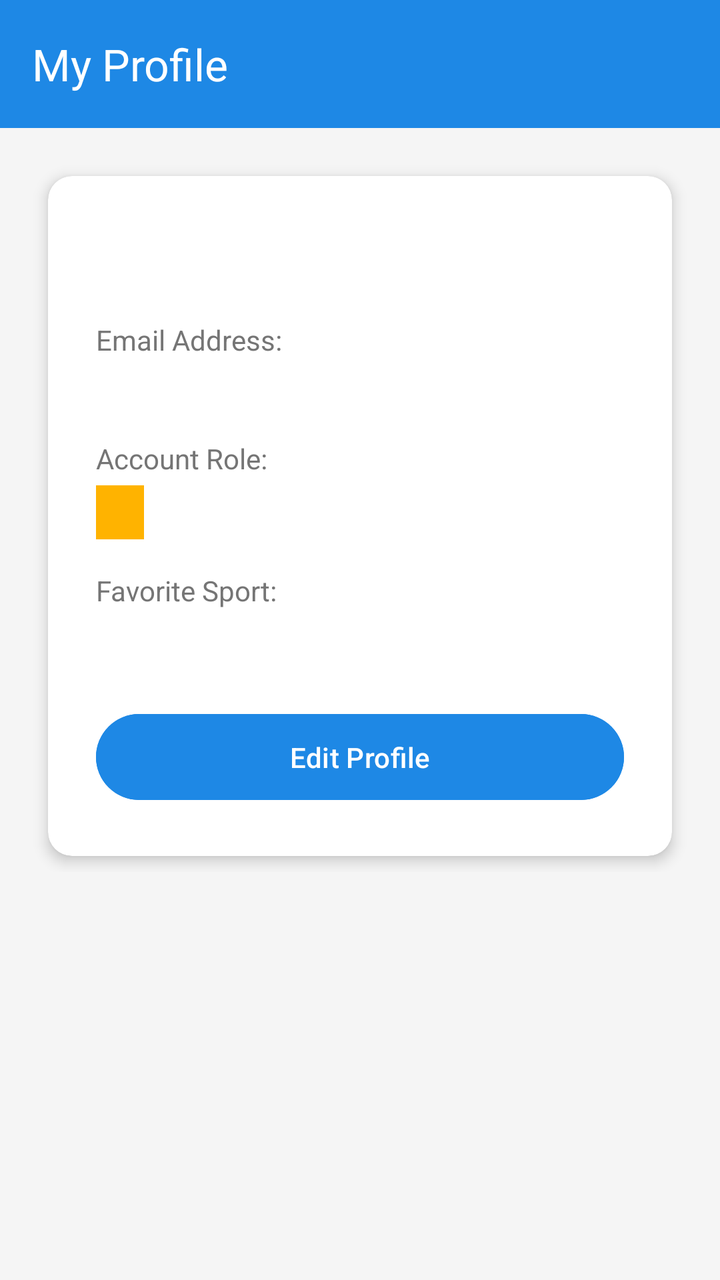
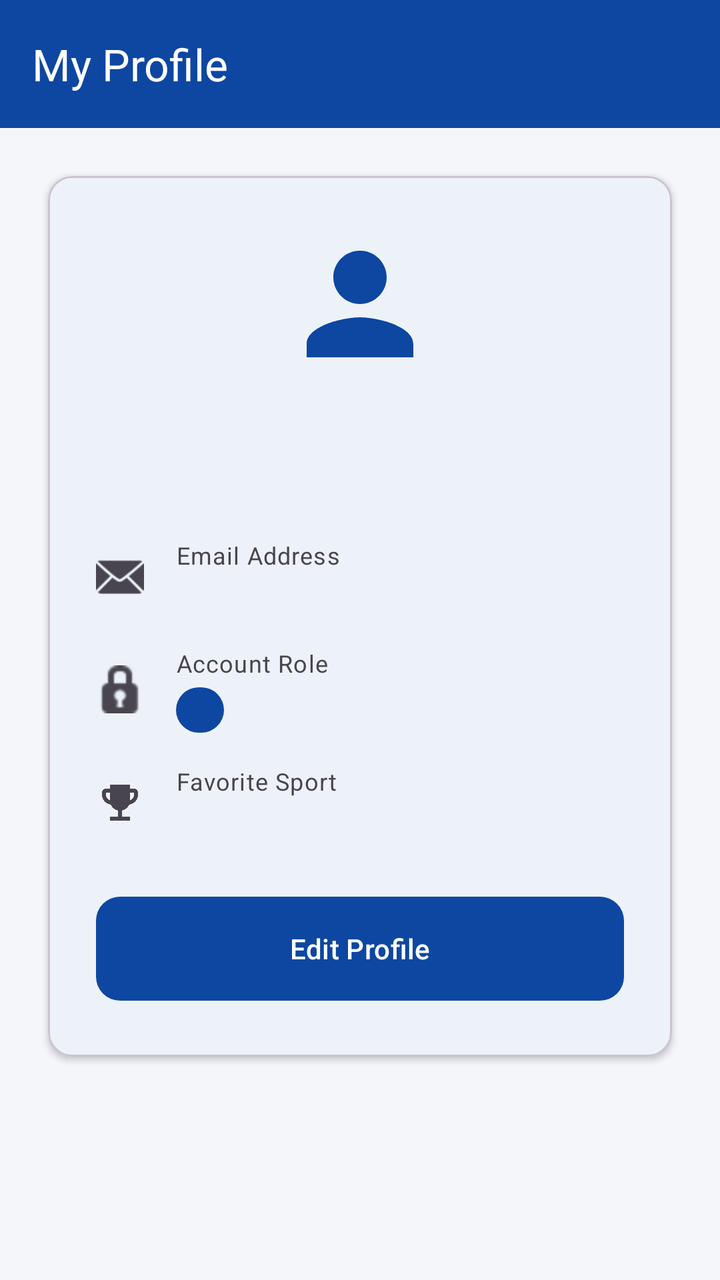

Two renders of the same Android screen: before a commit and after it. Below are the layout's source before the change and the commit's diff.
<!-- AndroidManifest.xml: application theme Theme.SPORTSHUB -->
<!-- res/layout/activity_profile.xml -->
<?xml version="1.0" encoding="utf-8"?>
<androidx.constraintlayout.widget.ConstraintLayout xmlns:android="http://schemas.android.com/apk/res/android"
    xmlns:app="http://schemas.android.com/apk/res-auto"
    android:layout_width="match_parent"
    android:layout_height="match_parent"
    android:background="@color/background">

    <androidx.appcompat.widget.Toolbar
        android:id="@+id/toolbarProfile"
        android:layout_width="match_parent"
        android:layout_height="?attr/actionBarSize"
        android:background="@color/primary"
        android:theme="@style/ThemeOverlay.AppCompat.Dark.ActionBar"
        app:popupTheme="@style/ThemeOverlay.AppCompat.Light"
        app:title="My Profile"
        app:titleTextColor="@color/white"
        app:layout_constraintTop_toTopOf="parent" />

    <ScrollView
        android:layout_width="match_parent"
        android:layout_height="0dp"
        app:layout_constraintBottom_toBottomOf="parent"
        app:layout_constraintTop_toBottomOf="@id/toolbarProfile">

        <LinearLayout
            android:layout_width="match_parent"
            android:layout_height="wrap_content"
            android:orientation="vertical"
            android:padding="16dp">

            <androidx.cardview.widget.CardView
                android:layout_width="match_parent"
                android:layout_height="wrap_content"
                android:layout_margin="8dp"
                app:cardCornerRadius="12dp"
                app:cardElevation="4dp">

                <LinearLayout
                    android:layout_width="match_parent"
                    android:layout_height="wrap_content"
                    android:orientation="vertical"
                    android:padding="24dp">

                    <TextView
                        android:id="@+id/tvProfileName"
                        android:layout_width="match_parent"
                        android:layout_height="wrap_content"
                        android:textColor="@color/primary"
                        android:textSize="24sp"
                        android:textStyle="bold"
                        android:layout_marginBottom="16dp"/>

                    <TextView
                        android:layout_width="wrap_content"
                        android:layout_height="wrap_content"
                        android:text="Email Address:"
                        android:textColor="@color/text_secondary"
                        android:textSize="14sp" />

                    <TextView
                        android:id="@+id/tvProfileEmail"
                        android:layout_width="match_parent"
                        android:layout_height="wrap_content"
                        android:textColor="@color/text_primary"
                        android:textSize="18sp"
                        android:layout_marginBottom="16dp"/>

                    <TextView
                        android:layout_width="wrap_content"
                        android:layout_height="wrap_content"
                        android:text="Account Role:"
                        android:textColor="@color/text_secondary"
                        android:textSize="14sp" />

                    <TextView
                        android:id="@+id/tvProfileRole"
                        android:layout_width="wrap_content"
                        android:layout_height="wrap_content"
                        android:background="@color/secondary"
                        android:textColor="@color/white"
                        android:paddingHorizontal="12dp"
                        android:paddingVertical="4dp"
                        android:textSize="14sp"
                        android:textStyle="bold"
                        android:layout_marginTop="4dp"
                        android:layout_marginBottom="16dp"/>

                    <TextView
                        android:layout_width="wrap_content"
                        android:layout_height="wrap_content"
                        android:text="Favorite Sport:"
                        android:textColor="@color/text_secondary"
                        android:textSize="14sp" />

                    <TextView
                        android:id="@+id/tvProfileFavSport"
                        android:layout_width="match_parent"
                        android:layout_height="wrap_content"
                        android:textColor="@color/text_primary"
                        android:textSize="18sp"
                        android:layout_marginBottom="24dp"/>

                    <Button
                        android:id="@+id/btnEditProfile"
                        android:layout_width="match_parent"
                        android:layout_height="wrap_content"
                        android:text="Edit Profile"
                        android:backgroundTint="@color/primary"
                        android:textColor="@color/white"
                        android:padding="12dp" />

                </LinearLayout>
            </androidx.cardview.widget.CardView>
        </LinearLayout>
    </ScrollView>
</androidx.constraintlayout.widget.ConstraintLayout>
<!-- resources referenced by this layout -->
<resources>
  <color name="background">#F5F5F5</color>
  <color name="primary">#1E88E5</color>
  <color name="secondary">#FFB300</color>
  <color name="text_primary">#212121</color>
  <color name="text_secondary">#757575</color>
  <color name="white">#FFFFFFFF</color>
  <style name="Theme.SPORTSHUB" parent="Base.Theme.SPORTSHUB" />
  <style name="Base.Theme.SPORTSHUB" parent="Theme.Material3.DayNight.NoActionBar">
          
          
      </style>
</resources>

<!-- the commit's change to res/layout/activity_profile.xml (unified diff, before → after) -->
@@ -3,17 +3,17 @@
     xmlns:app="http://schemas.android.com/apk/res-auto"
     android:layout_width="match_parent"
     android:layout_height="match_parent"
-    android:background="@color/background">
+    android:background="?android:attr/colorBackground">
 
     <androidx.appcompat.widget.Toolbar
         android:id="@+id/toolbarProfile"
         android:layout_width="match_parent"
         android:layout_height="?attr/actionBarSize"
-        android:background="@color/primary"
+        android:background="?attr/colorPrimary"
         android:theme="@style/ThemeOverlay.AppCompat.Dark.ActionBar"
         app:popupTheme="@style/ThemeOverlay.AppCompat.Light"
         app:title="My Profile"
-        app:titleTextColor="@color/white"
+        app:titleTextColor="?attr/colorOnPrimary"
         app:layout_constraintTop_toTopOf="parent" />
 
     <ScrollView
@@ -28,89 +28,151 @@
             android:orientation="vertical"
             android:padding="16dp">
 
-            <androidx.cardview.widget.CardView
+            <com.google.android.material.card.MaterialCardView
                 android:layout_width="match_parent"
                 android:layout_height="wrap_content"
                 android:layout_margin="8dp"
-                app:cardCornerRadius="12dp"
-                app:cardElevation="4dp">
+                app:cardCornerRadius="@dimen/card_radius"
+                app:cardBackgroundColor="?attr/colorSurface"
+                app:cardElevation="@dimen/card_elevation">
 
                 <LinearLayout
                     android:layout_width="match_parent"
                     android:layout_height="wrap_content"
                     android:orientation="vertical"
+                    android:gravity="center_horizontal"
                     android:padding="24dp">
+
+                    <ImageView
+                        android:layout_width="80dp"
+                        android:layout_height="80dp"
+                        android:src="@drawable/ic_dash_profile"
+                        app:tint="?attr/colorPrimary"
+                        android:importantForAccessibility="no"
+                        android:layout_marginBottom="16dp" />
 
                     <TextView
                         android:id="@+id/tvProfileName"
+                        android:layout_width="wrap_content"
+                        android:layout_height="wrap_content"
+                        android:textColor="?android:attr/textColorPrimary"
+                        android:textAppearance="?attr/textAppearanceHeadlineMedium"
+                        android:textStyle="bold"
+                        android:textAlignment="center"
+                        android:layout_marginBottom="24dp"/>
+
+                    <LinearLayout
                         android:layout_width="match_parent"
                         android:layout_height="wrap_content"
-                        android:textColor="@color/primary"
-                        android:textSize="24sp"
-                        android:textStyle="bold"
-                        android:layout_marginBottom="16dp"/>
+                        android:orientation="horizontal"
+                        android:gravity="center_vertical"
+                        android:layout_marginBottom="16dp">
+                        <ImageView
+                            android:layout_width="24dp"
+                            android:layout_height="24dp"
+                            android:src="@android:drawable/ic_dialog_email"
+                            app:tint="?android:attr/textColorSecondary"
+                            android:layout_marginEnd="16dp"
+                            android:importantForAccessibility="no" />
+                        <LinearLayout
+                            android:layout_width="match_parent"
+                            android:layout_height="wrap_content"
+                            android:orientation="vertical">
+                            <TextView
+                                android:layout_width="wrap_content"
+                                android:layout_height="wrap_content"
+                                android:text="Email Address"
+                                android:textColor="?android:attr/textColorSecondary"
+                                android:textAppearance="?attr/textAppearanceBodySmall" />
+                            <TextView
+                                android:id="@+id/tvProfileEmail"
+                                android:layout_width="match_parent"
+                                android:layout_height="wrap_content"
+                                android:textColor="?android:attr/textColorPrimary"
+                                android:textAppearance="?attr/textAppearanceBodyLarge"
+                                android:textStyle="bold"/>
+                        </LinearLayout>
+                    </LinearLayout>
 
-                    <TextView
-                        android:layout_width="wrap_content"
-                        android:layout_height="wrap_content"
-                        android:text="Email Address:"
-                        android:textColor="@color/text_secondary"
-                        android:textSize="14sp" />
-
-                    <TextView
-                        android:id="@+id/tvProfileEmail"
+                    <LinearLayout
                         android:layout_width="match_parent"
                         android:layout_height="wrap_content"
-                        android:textColor="@color/text_primary"
-                        android:textSize="18sp"
-                        android:layout_marginBottom="16dp"/>
+                        android:orientation="horizontal"
+                        android:gravity="center_vertical"
+                        android:layout_marginBottom="16dp">
+                        <ImageView
+                            android:layout_width="24dp"
+                            android:layout_height="24dp"
+                            android:src="@android:drawable/ic_secure"
+                            app:tint="?android:attr/textColorSecondary"
+                            android:layout_marginEnd="16dp"
+                            android:importantForAccessibility="no" />
+                        <LinearLayout
+                            android:layout_width="match_parent"
+                            android:layout_height="wrap_content"
+                            android:orientation="vertical">
+                            <TextView
+                                android:layout_width="wrap_content"
+                                android:layout_height="wrap_content"
+                                android:text="Account Role"
+                                android:textColor="?android:attr/textColorSecondary"
+                                android:textAppearance="?attr/textAppearanceBodySmall" />
+                            <TextView
+                                android:id="@+id/tvProfileRole"
+                                android:layout_width="wrap_content"
+                                android:layout_height="wrap_content"
+                                android:background="@drawable/bg_status_neutral"
+                                android:textColor="?attr/colorOnPrimary"
+                                android:paddingHorizontal="12dp"
+                                android:paddingVertical="4dp"
+                                android:textAppearance="?attr/textAppearanceLabelSmall"
+                                android:textStyle="bold"
+                                android:layout_marginTop="4dp"/>
+                        </LinearLayout>
+                    </LinearLayout>
 
-                    <TextView
-                        android:layout_width="wrap_content"
-                        android:layout_height="wrap_content"
-                        android:text="Account Role:"
-                        android:textColor="@color/text_secondary"
-                        android:textSize="14sp" />
-
-                    <TextView
-                        android:id="@+id/tvProfileRole"
-                        android:layout_width="wrap_content"
-                        android:layout_height="wrap_content"
-                        android:background="@color/secondary"
-                        android:textColor="@color/white"
-                        android:paddingHorizontal="12dp"
-                        android:paddingVertical="4dp"
-                        android:textSize="14sp"
-                        android:textStyle="bold"
-                        android:layout_marginTop="4dp"
-                        android:layout_marginBottom="16dp"/>
-
-                    <TextView
-                        android:layout_width="wrap_content"
-                        android:layout_height="wrap_content"
-                        android:text="Favorite Sport:"
-                        android:textColor="@color/text_secondary"
-                        android:textSize="14sp" />
-
-                    <TextView
-                        android:id="@+id/tvProfileFavSport"
+                    <LinearLayout
                         android:layout_width="match_parent"
                         android:layout_height="wrap_content"
-                        android:textColor="@color/text_primary"
-                        android:textSize="18sp"
-                        android:layout_marginBottom="24dp"/>
+                        android:orientation="horizontal"
+                        android:gravity="center_vertical"
+                        android:layout_marginBottom="24dp">
+                        <ImageView
+                            android:layout_width="24dp"
+                            android:layout_height="24dp"
+                            android:src="@drawable/ic_dash_tournament"
+                            app:tint="?android:attr/textColorSecondary"
+                            android:layout_marginEnd="16dp"
+                            android:importantForAccessibility="no" />
+                        <LinearLayout
+                            android:layout_width="match_parent"
+                            android:layout_height="wrap_content"
+                            android:orientation="vertical">
+                            <TextView
+                                android:layout_width="wrap_content"
+                                android:layout_height="wrap_content"
+                                android:text="Favorite Sport"
+                                android:textColor="?android:attr/textColorSecondary"
+                                android:textAppearance="?attr/textAppearanceBodySmall" />
+                            <TextView
+                                android:id="@+id/tvProfileFavSport"
+                                android:layout_width="match_parent"
+                                android:layout_height="wrap_content"
+                                android:textColor="?android:attr/textColorPrimary"
+                                android:textAppearance="?attr/textAppearanceBodyLarge"
+                                android:textStyle="bold"/>
+                        </LinearLayout>
+                    </LinearLayout>
 
-                    <Button
+                    <com.google.android.material.button.MaterialButton
                         android:id="@+id/btnEditProfile"
                         android:layout_width="match_parent"
-                        android:layout_height="wrap_content"
+                        android:layout_height="60dp"
                         android:text="Edit Profile"
-                        android:backgroundTint="@color/primary"
-                        android:textColor="@color/white"
-                        android:padding="12dp" />
+                        app:cornerRadius="@dimen/card_radius" />
 
                 </LinearLayout>
-            </androidx.cardview.widget.CardView>
+            </com.google.android.material.card.MaterialCardView>
         </LinearLayout>
     </ScrollView>
 </androidx.constraintlayout.widget.ConstraintLayout>
<!-- resource entries referenced after the edit -->
@@ -1,15 +1,49 @@
 <!-- resources referenced by this layout -->
 <resources>
-  <color name="background">#F5F5F5</color>
-  <color name="primary">#1E88E5</color>
-  <color name="secondary">#FFB300</color>
-  <color name="text_primary">#212121</color>
-  <color name="text_secondary">#757575</color>
-  <color name="white">#FFFFFFFF</color>
+  <dimen name="card_elevation">2dp</dimen>
+  <dimen name="card_radius">12dp</dimen>
+  <!-- drawable bg_status_neutral (drawable) -->
+  <?xml version="1.0" encoding="utf-8"?>
+  <shape xmlns:android="http://schemas.android.com/apk/res/android" android:shape="rectangle">
+      <corners android:radius="16dp" />
+      <solid android:color="?attr/colorPrimary" />
+  </shape>
+  <!-- drawable ic_dash_profile (drawable) -->
+  <vector xmlns:android="http://schemas.android.com/apk/res/android"
+      android:width="24dp"
+      android:height="24dp"
+      android:viewportWidth="24"
+      android:viewportHeight="24">
+      <path
+          android:fillColor="#FFFFFFFF"
+          android:pathData="M12,12c2.21,0 4,-1.79 4,-4s-1.79,-4 -4,-4s-4,1.79 -4,4s1.79,4 4,4zM12,14c-2.67,0 -8,1.34 -8,4v2h16v-2c0,-2.66 -5.33,-4 -8,-4z" />
+  </vector>
+  <!-- drawable ic_dash_tournament (drawable) -->
+  <vector xmlns:android="http://schemas.android.com/apk/res/android"
+      android:width="24dp"
+      android:height="24dp"
+      android:viewportWidth="24"
+      android:viewportHeight="24">
+      <path
+          android:fillColor="#FFFFFFFF"
+          android:pathData="M19,5h-2V3H7v2H5C3.9,5 3,5.9 3,7v1c0,2.55 1.92,4.63 4.39,4.94c0.63,1.5 1.98,2.63 3.61,2.96V19H7v2h10v-2h-4v-3.1c1.63,-0.33 2.98,-1.46 3.61,-2.96C19.08,12.63 21,10.55 21,8V7C21,5.9 20.1,5 19,5zM5,8V7h2v3.82C5.84,10.4 5,9.3 5,8zM19,8c0,1.3 -0.84,2.4 -2,2.82V7h2V8z" />
+  </vector>
+  <color name="background">#F5F6FA</color>
+  <color name="surface">#FFFFFF</color>
+  <color name="primary">#0D47A1</color>
+  <color name="text_on_primary">#FFFFFF</color>
+  <color name="primary_dark">#002171</color>
+  <color name="secondary">#FF8F00</color>
+  <color name="error">#B00020</color>
   <style name="Theme.SPORTSHUB" parent="Base.Theme.SPORTSHUB" />
   <style name="Base.Theme.SPORTSHUB" parent="Theme.Material3.DayNight.NoActionBar">
-          
-          
+          <item name="colorPrimary">@color/primary</item>
+          <item name="colorOnPrimary">@color/text_on_primary</item>
+          <item name="colorPrimaryDark">@color/primary_dark</item>
+          <item name="colorSecondary">@color/secondary</item>
+          <item name="colorError">@color/error</item>
+          <item name="android:colorBackground">@color/background</item>
+          <item name="colorSurface">@color/surface</item>
       </style>
 </resources>
 
